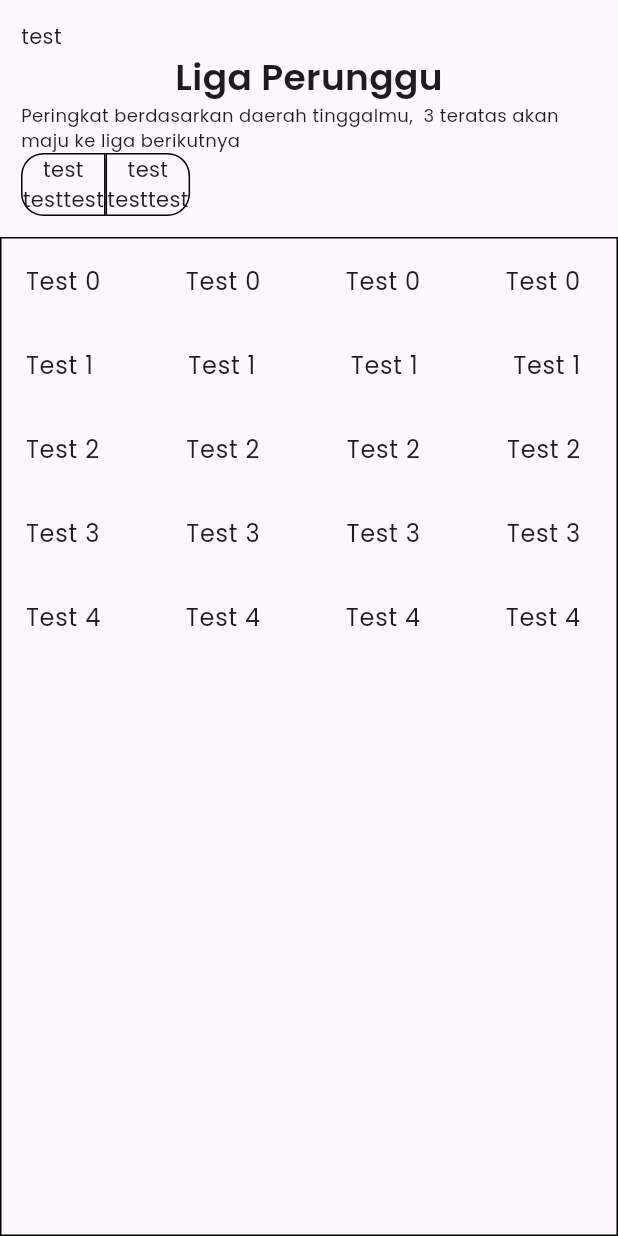
After one commit to luqmanhadisudiana/Amplop-Duit, a Flutter app: the LeaderboardPage screen opened directly, on a phone screen of 412 x 824 dp. The commit adds this screen. Run offline on Flutter 3.47's test engine with Material 3 defaults, Android fonts, the phone set to English and light mode, and no system bars; our stand-ins replace flutter_svg, lottie, shared_preferences, youtube_player_flutter; accounts and stored records are empty.

Commit message:
layouting leaderboard

```diff
--- a/lib/layout/navigation_wrapper.dart
+++ b/lib/layout/navigation_wrapper.dart
@@ -1,4 +1,5 @@
 import 'package:amplop_duit/screens/home/home.dart';
+import 'package:amplop_duit/screens/leaderboard/leaderboard.dart';
 import 'package:amplop_duit/theme.dart';
 import 'package:flutter/material.dart';
 import 'package:flutter_svg/flutter_svg.dart';
@@ -52,6 +53,14 @@ class _NavigationWrapperState extends State<NavigationWrapper> {
     ['Profile Active.svg', 'Profile.svg'],
   ];
 
+  final List<Widget> _pages = [
+    const MyHomePage(),
+    LeaderboardPage(),
+    const MyHomePage(),
+    const MyHomePage(),
+    const MyHomePage(),
+  ];
+
   void reset(context) async {
     SharedPreferences prefs = await SharedPreferences.getInstance();
     prefs.clear();
@@ -69,7 +78,7 @@ class _NavigationWrapperState extends State<NavigationWrapper> {
       title: 'Home',
       theme: MyAppTheme.buildTheme(),
       home: Scaffold(
-        body: const MyHomePage(),
+        body: _pages[_selectedIndex],
         bottomNavigationBar: BottomNavigationBar(
           type: BottomNavigationBarType.fixed,
           items: List.generate(
--- /dev/null
+++ b/lib/screens/leaderboard/leaderboard.dart
@@ -0,0 +1,103 @@
+import 'package:flutter/material.dart';
+
+class LeaderboardPage extends StatelessWidget {
+  const LeaderboardPage({Key? key}) : super(key: key);
+
+  @override
+  Widget build(BuildContext context) {
+    return Scaffold(
+      body: Column(
+        children: [
+          Container(
+            padding: const EdgeInsets.all(14.0),
+            child: Column(
+              children: [
+                const Row(
+                  children: [Text("test")],
+                ),
+                const Text(
+                  "Liga Perunggu",
+                  style: TextStyle(
+                      fontSize: 24,
+                      fontWeight: FontWeight.w600,
+                      fontFamily: "Poppins"),
+                ),
+                const Text(
+                  "Peringkat berdasarkan daerah tinggalmu,  3 teratas akan maju ke liga berikutnya",
+                  style: TextStyle(
+                      fontSize: 12,
+                      fontWeight: FontWeight.w400,
+                      fontFamily: "Poppins"),
+                ),
+                Row(
+                  children: [
+                    Container(
+                      decoration: BoxDecoration(
+                        border: Border.all(color: Colors.black),
+                        borderRadius: const BorderRadius.only(
+                          bottomLeft: Radius.circular(15.0),
+                          topLeft: Radius.circular(15.0),
+                        ),
+                      ),
+                      child: const Column(
+                        mainAxisAlignment: MainAxisAlignment.center,
+                        crossAxisAlignment: CrossAxisAlignment.center,
+                        children: [
+                          Text("test"),
+                          Row(
+                            children: [Text("test"), Text("test")],
+                          ),
+                        ],
+                      ),
+                    ),
+                    Container(
+                      decoration: BoxDecoration(
+                        border: Border.all(color: Colors.black),
+                        borderRadius: const BorderRadius.only(
+                          topRight: Radius.circular(15.0),
+                          bottomRight: Radius.circular(15.0),
+                        ),
+                      ),
+                      child: const Column(
+                        mainAxisAlignment: MainAxisAlignment.center,
+                        crossAxisAlignment: CrossAxisAlignment.center,
+                        children: [
+                          Text("test"),
+                          Row(
+                            children: [Text("test"), Text("test")],
+                          ),
+                        ],
+                      ),
+                    ),
+                  ],
+                ),
+              ],
+            ),
+          ),
+          Expanded(
+            child: Container(
+              decoration:
+                  BoxDecoration(border: Border.all(color: Colors.black)),
+              child: ListView.builder(
+                itemCount: 5,
+                itemBuilder: (context, index) {
+                  return ListTile(
+                    title: Row(
+                        mainAxisAlignment: MainAxisAlignment.spaceBetween,
+                        crossAxisAlignment: CrossAxisAlignment.center,
+                        children: [
+                          Text("Test $index"),
+                          Text("Test $index"),
+                          Text("Test $index"),
+                          Text("Test $index"),
+                        ]),
+                  );
+                },
+              ),
+            ),
+          ),
+        ],
+      ),
+    );
+  }
+}
```
